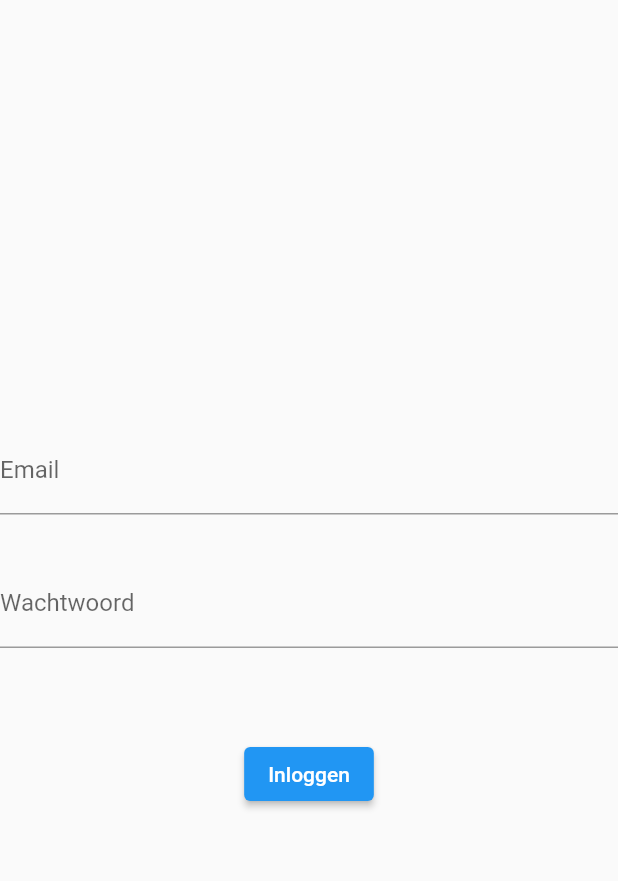
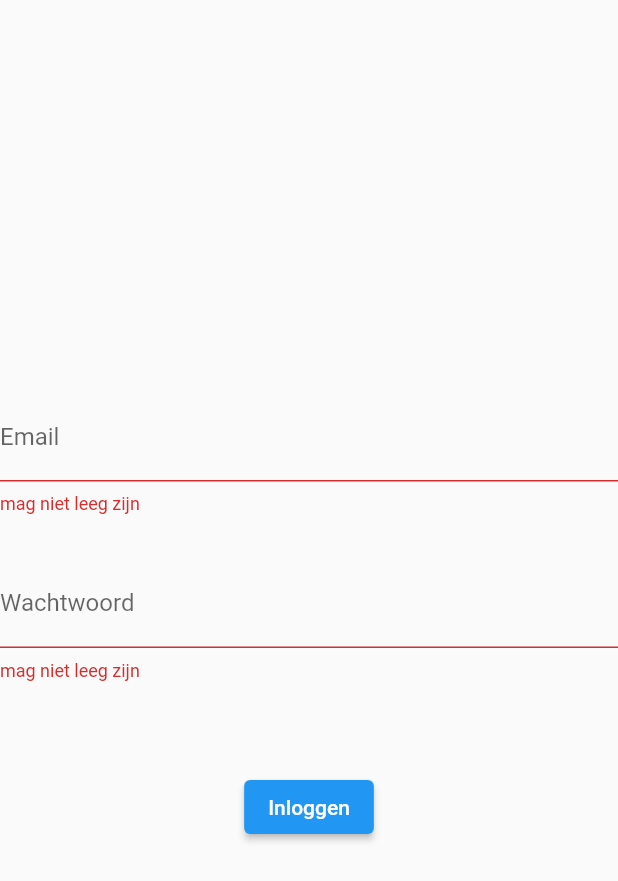
Before and after one commit to ucll-mobile-2021/project-bramdaanjeroenraf, a Flutter app: the LoginPage screen opened directly, after a tap on "Inloggen", on a phone screen of 412 x 824 dp. Shown: the top 881 px of the screen. Run offline on Flutter 3.47's test engine with Material 2 defaults, Android fonts, the phone set to English and light mode, and no system bars; missing offline and left inert: barcode_scan, mysql1, password; accounts and stored records are empty; network calls fail.

Commit message:
login validation

```diff
--- a/ronaresto/ronaresto/lib/screens/loginpage.dart
+++ b/ronaresto/ronaresto/lib/screens/loginpage.dart
@@ -47,39 +47,61 @@ class _LoginFormState extends State<LoginForm> {
         mainAxisSize: MainAxisSize.min,
         children: <Widget>[
           TextFormField(
-            decoration: InputDecoration(
-              labelText: 'Email',
-            ),
-            controller: tecEmail,
+            decoration:
+            InputDecoration(labelText: 'Email'),
             validator: (value){
               if (value.isEmpty) {
-                return "Fout";
+                return "mag niet leeg zijn";
               }
-              return null;
+              else return _emailValidator(value);
             },
+            onSaved: (val) =>
+                setState(() => tecEmail.text = val)
           ),
           const SizedBox(height: 30),
           TextFormField(
-            decoration: InputDecoration(
-              labelText: 'Wachtwoord',
-            ),
+            decoration:
+            InputDecoration(labelText: 'Wachtwoord'),
             obscureText: true,
-            controller: tecPassword,
             validator: (value){
               if (value.isEmpty) {
-                return "Fout";
-              }
-              return null;
+                return "mag niet leeg zijn";
+              }else return null;
             },
+            onSaved: (val) =>
+                setState(() => tecPassword.text = val)
           ),
           const SizedBox(height: 60),
           ElevatedButton(
               onPressed: () {
+                final form = _fk.currentState;
+                if(form.validate()) {
+                  form.save();
                   var info = login(tecEmail.text, tecPassword.text);
                   info.then((resp) {
                     // info
                     if(resp==null){
                       print('FOUTE LOGIN');
+                      /*final error = SnackBar(
+                        content: Text('incorrect '),
+                      );
+                      Scaffold.of(context).showSnackBar(error);*/
+                      showDialog(
+                        context: context,
+                        builder: (BuildContext context) {
+                          return AlertDialog(
+                            title: Text("Incorrect login"),
+                            actions: <Widget> [
+                              FlatButton(
+                                child: Text('ok'),
+                                onPressed: (){
+                                  Navigator.of(context).pop();
+                                },
+                              ),
+                            ],
+                          );
+                        },
+                      );
                     }
                     else{
                       Navigator.push(
@@ -88,6 +110,7 @@ class _LoginFormState extends State<LoginForm> {
                       ); // , ipv ;
                     }
                   });
+                }
               },
               child: Text('Inloggen'),
           ),
@@ -96,14 +119,12 @@ class _LoginFormState extends State<LoginForm> {
     );
   }
 
-  /*void swapPage(bool found) {
-    if (found) {
-      Navigator.push(context,
-        MaterialPageRoute(builder: (contex) => QrPage()),
-      );
+  String _emailValidator(String value){
+    String pattern = r'^[a-zA-Z0-9]+@[a-zA-Z]+\.[a-zA-Z]+$';
+    RegExp regExp = new RegExp(pattern);
+    if (!regExp.hasMatch(value)) {
+      return 'geen geldige mail';
     }
-    else {
-      print('FOUTE LOGIN');
+    return null;
   }
-  }*/
 }
```
Also changed, not shown: ronaresto/ronaresto/lib/screens/reviewpage.dart (+7 -4 lines), ronaresto/ronaresto/pubspec.lock. Lines whose indentation alone changed are shown as unchanged.
